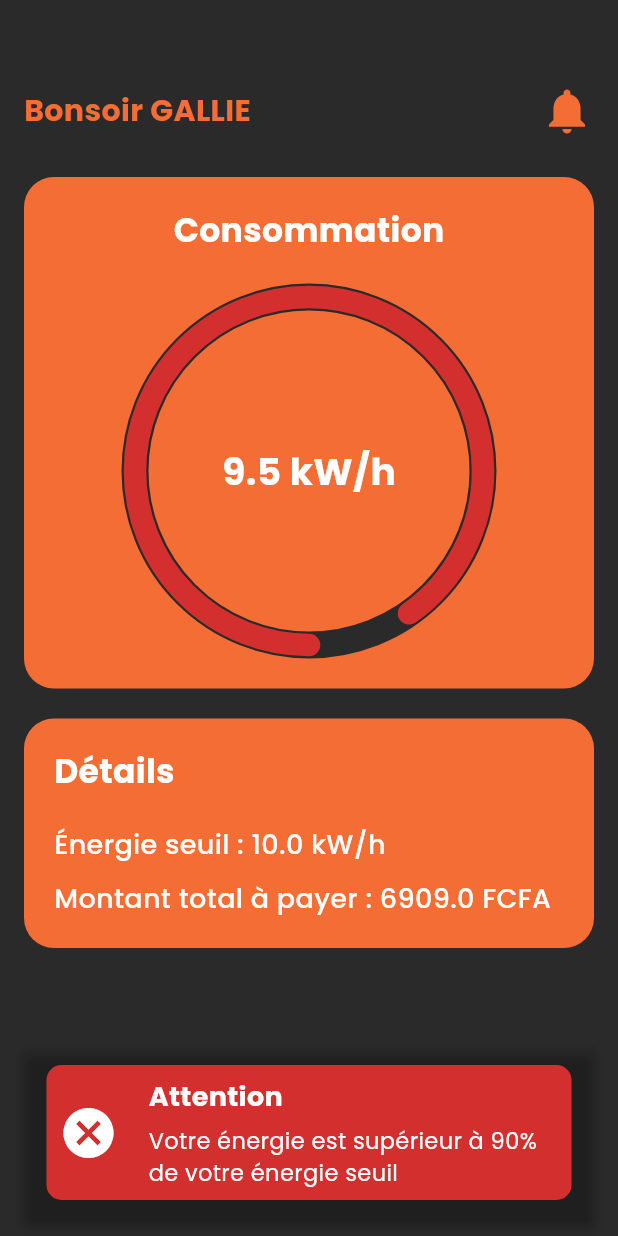
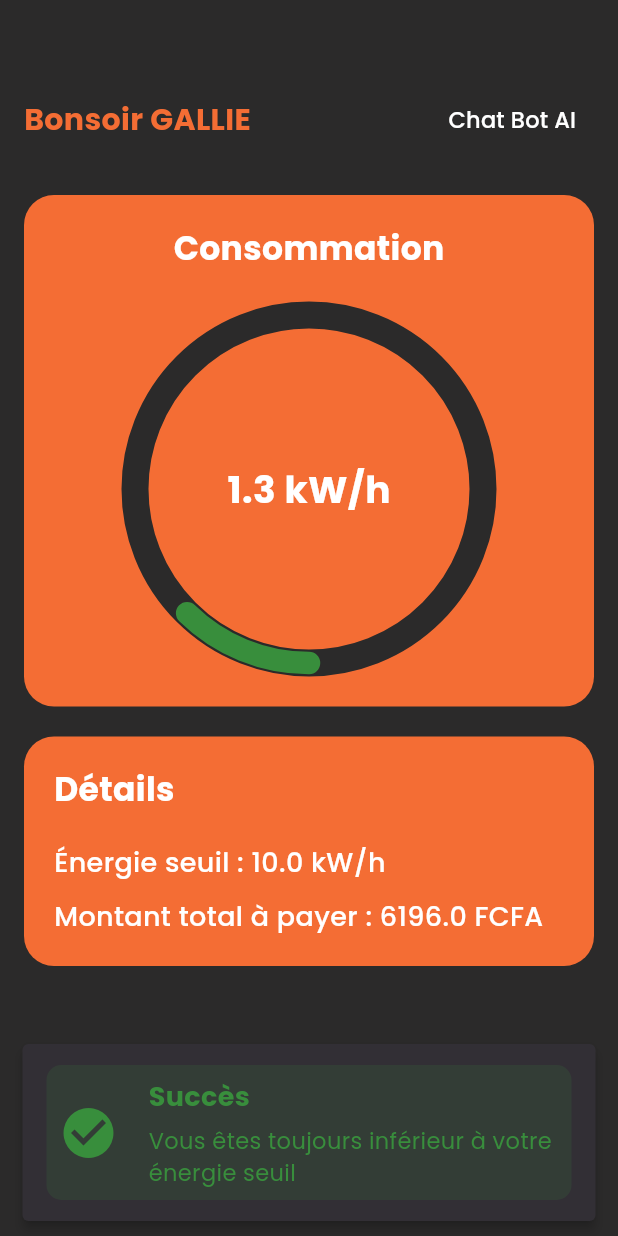
Before and after one commit to yannArmelGALLIE/Wattsup, a Flutter app: the MainPage screen opened directly, on a phone screen of 412 x 824 dp. Run offline on Flutter 3.47's test engine with Material 3 defaults, Android fonts, the phone set to English and light mode, and no system bars; our stand-ins replace dash_chat_2, fl_chart, get, google_fonts, lottie, rive; missing offline and left inert: chat_gpt_sdk.

Commit message:
Adding chat bot: page

```diff
--- a/wattsup/lib/main.dart
+++ b/wattsup/lib/main.dart
@@ -1,4 +1,5 @@
 import 'package:flutter/material.dart';
+import 'package:get/get_navigation/src/root/get_material_app.dart';
 import 'package:wattsup/pages/authentication/login/login_page.dart';
 import 'package:wattsup/pages/authentication/register/register_page.dart';
 import 'package:wattsup/pages/navigation/navigation.dart';
@@ -14,7 +15,7 @@ class MyApp extends StatelessWidget {
   // This widget is the root of your application.
   @override
   Widget build(BuildContext context) {
-    return MaterialApp(
+    return GetMaterialApp(
       title: 'Flutter Demo',
       debugShowCheckedModeBanner: false,
       home: WelcomePage(),
--- /dev/null
+++ b/wattsup/lib/pages/anticipation/anticipation_page.dart
@@ -0,0 +1 @@
+import 'package:flutter/material.dart';
--- a/wattsup/lib/pages/main/main_page.dart
+++ b/wattsup/lib/pages/main/main_page.dart
@@ -1,6 +1,10 @@
 import 'package:flutter/material.dart';
+import 'package:get/get.dart';
+import 'package:get/get_core/src/get_main.dart';
 import 'package:google_fonts/google_fonts.dart';
+import 'package:wattsup/pages/bot/bot_page.dart';
 import 'package:wattsup/pages/main/screens/circle_progress.dart';
+import 'package:wattsup/pages/main/screens/conseil.dart';
 import 'package:wattsup/utils/theme/colors.dart';
 
 class MainPage extends StatefulWidget {
@@ -14,7 +18,7 @@ class _MainPageState extends State<MainPage>
   late Animation<double> _animation;
 
   static const double maxProgress = 10.0;
-  static const double currentValue = 9.5;
+  static const double currentValue = 1.3;
   static const double prixUnitaireHT = 73.66;
   static const int redevance = 195;
   static const int taxes = 230;
@@ -24,6 +28,7 @@ class _MainPageState extends State<MainPage>
   late int montantHT;
   late int montantTVA;
   late int sommeFinal;
+  late List<Conseil> conseils = [];
   @override
   void initState() {
     super.initState();
@@ -58,6 +63,46 @@ class _MainPageState extends State<MainPage>
         _errorMessage(context);
       });
     }
+
+    if ((currentValue / maxProgress) < 0.5) {
+      conseils.add(
+        Conseil(
+          message: "Vous utilisez efficacement l'électricité. Bon travail !",
+          color: TColors.success,
+          icon: Icons.check_circle,
+        ),
+      );
+    }
+    if ((currentValue / maxProgress) < 0.9 &&
+        (currentValue / maxProgress) >= 0.5) {
+      conseils.add(
+        Conseil(
+          message:
+              "Votre consommation dépasse les 50% de la limite maximale. Pensez à identifier les appareils énergivores.",
+          color: TColors.warning,
+          icon: Icons.warning,
+        ),
+      );
+    }
+    if ((currentValue / maxProgress) < 1 &&
+        (currentValue / maxProgress) >= 0.9) {
+      conseils.add(
+        Conseil(
+          message:
+              "Vous êtes proche de votre pic de consommation habituel. Réduisez l'usage des équipements non essentiels.",
+          color: TColors.error,
+          icon: Icons.cancel,
+        ),
+      );
+    } else {
+      conseils.add(
+        Conseil(
+          message: "Attention : consommation très anormale détectée !",
+          color: TColors.error,
+          icon: Icons.cancel,
+        ),
+      );
+    }
   }
 
   @override
@@ -88,14 +133,29 @@ Widget build(BuildContext context) {
                         fontWeight: FontWeight.bold,
                       ),
                     ),
-                  Icon(Icons.notifications, color: TColors.orange, size: 36),
+                    TextButton(
+                      onPressed: () {
+                        Get.to(() => BotPage());
+                      },
+                      child: Text(
+                        "Chat Bot AI",
+                        style: GoogleFonts.poppins(
+                          color: TColors.textWhite,
+                          fontSize: 15,
+                          fontWeight: FontWeight.w500,
+                        ),
+                      ),
+                    ),
                   ],
                 ),
               ),
 
               // --- Premier rectangle (Consommation + cercle)
               Padding(
-              padding: const EdgeInsets.symmetric(horizontal: 16.0, vertical: 10),
+                padding: const EdgeInsets.symmetric(
+                  horizontal: 16.0,
+                  vertical: 10,
+                ),
                 child: Container(
                   width: double.infinity,
                   decoration: BoxDecoration(
@@ -141,7 +201,10 @@ Widget build(BuildContext context) {
 
               // --- Deuxième rectangle (Infos prix et seuil)
               Padding(
-              padding: const EdgeInsets.symmetric(horizontal: 16.0, vertical: 10),
+                padding: const EdgeInsets.symmetric(
+                  horizontal: 16.0,
+                  vertical: 10,
+                ),
                 child: Container(
                   width: double.infinity,
                   decoration: BoxDecoration(
@@ -189,21 +252,20 @@ Widget build(BuildContext context) {
     );
   }
 
-
   _successMessage(BuildContext context) {
     return ScaffoldMessenger.of(context).showSnackBar(
       SnackBar(
-        duration: Duration(seconds: 4),
+        duration: Duration(seconds: 3),
         content: Container(
           padding: const EdgeInsets.all(8.0),
           height: 90,
-          decoration: const BoxDecoration(
-            color: TColors.success,
+          decoration: BoxDecoration(
+            color: TColors.success.withOpacity(0.15),
             borderRadius: BorderRadius.all(Radius.circular(10)),
           ),
           child: Row(
             children: [
-              Icon(Icons.check_circle, color: TColors.textWhite, size: 40),
+              Icon(Icons.check_circle, color: TColors.success, size: 40),
               const SizedBox(width: 20),
               Expanded(
                 child: Column(
@@ -213,7 +275,7 @@ Widget build(BuildContext context) {
                       "Succès",
                       style: GoogleFonts.poppins(
                         fontSize: 18,
-                        color: TColors.textWhite,
+                        color: TColors.success,
                         fontWeight: FontWeight.bold,
                       ),
                     ),
@@ -221,7 +283,7 @@ Widget build(BuildContext context) {
                     Text(
                       "Vous êtes toujours inférieur à votre énergie seuil",
                       style: GoogleFonts.poppins(
-                        color: TColors.textWhite,
+                        color: TColors.success,
                         fontSize: 15,
                       ),
                       maxLines: 2,
@@ -234,7 +296,6 @@ Widget build(BuildContext context) {
           ),
         ),
         behavior: SnackBarBehavior.floating,
-        backgroundColor: Colors.transparent,
         elevation: 3,
       ),
     );
@@ -243,17 +304,17 @@ Widget build(BuildContext context) {
   _warningMessage(BuildContext context) {
     return ScaffoldMessenger.of(context).showSnackBar(
       SnackBar(
-        duration: Duration(seconds: 4),
+        duration: Duration(seconds: 3),
         content: Container(
           padding: const EdgeInsets.all(8.0),
           height: 90,
-          decoration: const BoxDecoration(
-            color: TColors.warning,
+          decoration: BoxDecoration(
+            color: TColors.warning.withOpacity(0.15),
             borderRadius: BorderRadius.all(Radius.circular(10)),
           ),
           child: Row(
             children: [
-              Icon(Icons.warning, color: TColors.textWhite, size: 40),
+              Icon(Icons.warning, color: TColors.warning, size: 40),
               const SizedBox(width: 20),
               Expanded(
                 child: Column(
@@ -263,7 +324,7 @@ Widget build(BuildContext context) {
                       "Attention",
                       style: GoogleFonts.poppins(
                         fontSize: 18,
-                        color: TColors.textWhite,
+                        color: TColors.warning,
                         fontWeight: FontWeight.bold,
                       ),
                     ),
@@ -271,7 +332,7 @@ Widget build(BuildContext context) {
                     Text(
                       "Votre énergie est supérieur à la moitié de votre énergie seuil",
                       style: GoogleFonts.poppins(
-                        color: TColors.textWhite,
+                        color: TColors.warning,
                         fontSize: 15,
                       ),
                       maxLines: 2,
@@ -284,7 +345,6 @@ Widget build(BuildContext context) {
           ),
         ),
         behavior: SnackBarBehavior.floating,
-        backgroundColor: Colors.transparent,
         elevation: 3,
       ),
     );
@@ -293,17 +353,17 @@ Widget build(BuildContext context) {
   _errorMessage(BuildContext context) {
     return ScaffoldMessenger.of(context).showSnackBar(
       SnackBar(
-        duration: Duration(seconds: 4),
+        duration: Duration(seconds: 3),
         content: Container(
           padding: const EdgeInsets.all(8.0),
           height: 90,
-          decoration: const BoxDecoration(
-            color: TColors.error,
+          decoration: BoxDecoration(
+            color: TColors.error.withOpacity(0.15),
             borderRadius: BorderRadius.all(Radius.circular(10)),
           ),
           child: Row(
             children: [
-              Icon(Icons.cancel, color: TColors.textWhite, size: 40),
+              Icon(Icons.cancel, color: TColors.error, size: 40),
               const SizedBox(width: 20),
               Expanded(
                 child: Column(
@@ -313,7 +373,7 @@ Widget build(BuildContext context) {
                       "Attention",
                       style: GoogleFonts.poppins(
                         fontSize: 18,
-                        color: TColors.textWhite,
+                        color: TColors.error,
                         fontWeight: FontWeight.bold,
                       ),
                     ),
@@ -321,7 +381,7 @@ Widget build(BuildContext context) {
                     Text(
                       "Votre énergie est supérieur à 90% de votre énergie seuil",
                       style: GoogleFonts.poppins(
-                        color: TColors.textWhite,
+                        color: TColors.error,
                         fontSize: 15,
                       ),
                       maxLines: 2,
@@ -334,7 +394,6 @@ Widget build(BuildContext context) {
           ),
         ),
         behavior: SnackBarBehavior.floating,
-        backgroundColor: Colors.transparent,
         elevation: 3,
       ),
     );
--- /dev/null
+++ b/wattsup/lib/pages/main/screens/conseil.dart
@@ -0,0 +1,13 @@
+import 'package:flutter/widgets.dart';
+
+class Conseil {
+  const Conseil({
+    required this.message,
+    required this.color,
+    required this.icon
+  });
+
+  final String message;
+  final Color color;
+  final IconData icon;
+}
--- a/wattsup/pubspec.yaml
+++ b/wattsup/pubspec.yaml
@@ -39,6 +39,8 @@ dependencies:
   rive: ^0.13.20
   get: ^4.7.2
   fl_chart: ^1.0.0
+  dash_chat_2: ^0.0.21
+  chat_gpt_sdk: ^3.1.5
 
 dev_dependencies:
   flutter_test:
```
Also changed, not shown: wattsup/lib/pages/bot/bot_page.dart (added, +130 -0 lines), wattsup/lib/pages/bot/screens/custom_help.dart (added, +43 -0 lines), wattsup/pubspec.lock, 6 other files. Lines whose indentation alone changed are shown as unchanged.
